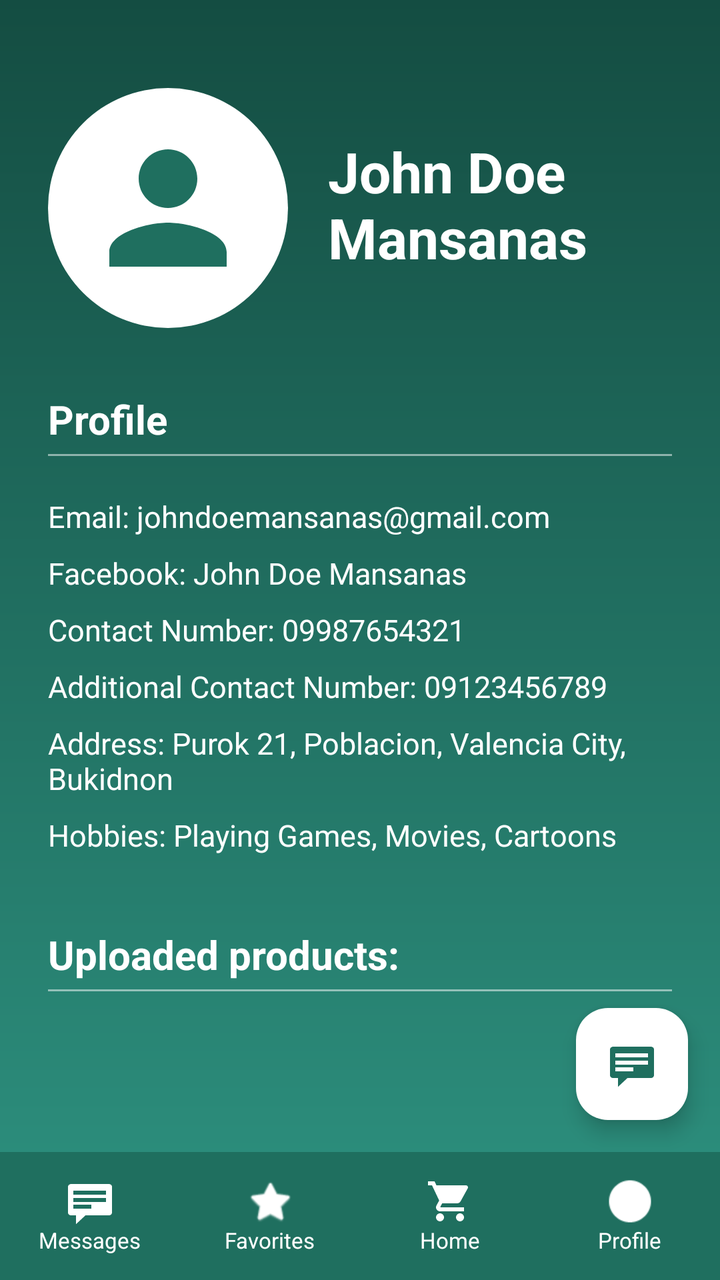
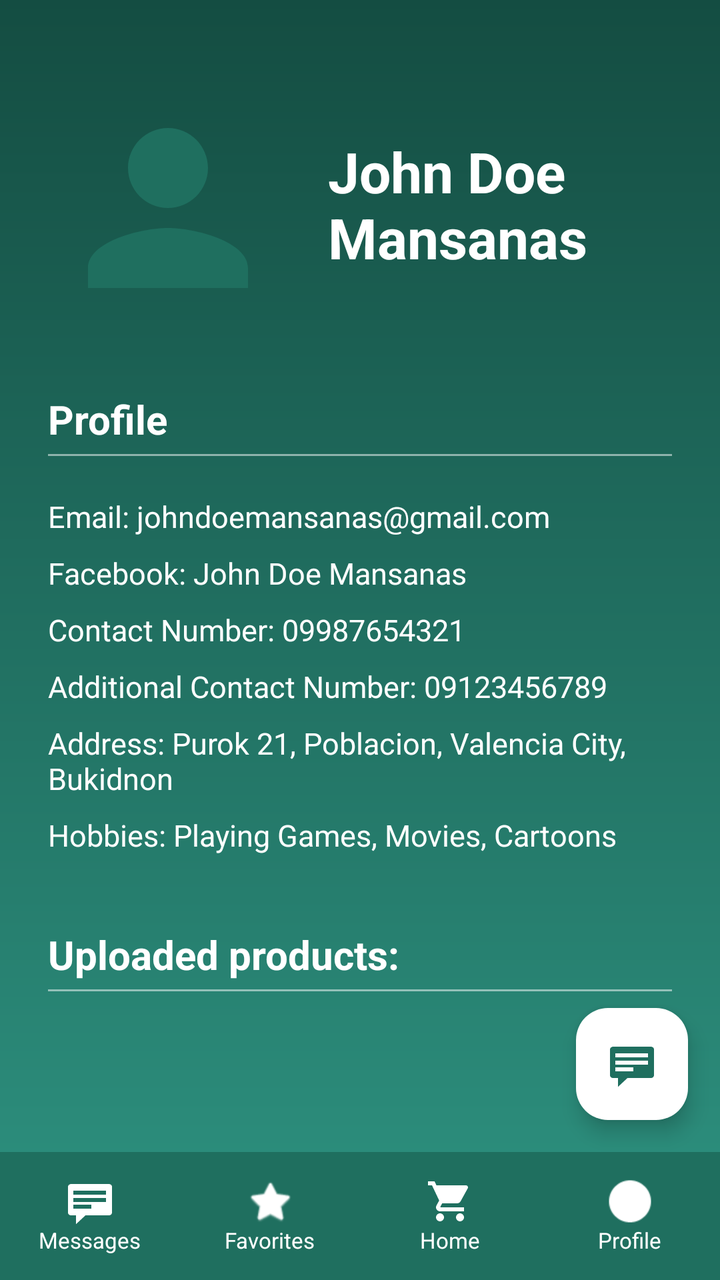

Before-and-after screenshots of an Android layout around one commit, followed by the original layout XML and the change that was made.
<!-- AndroidManifest.xml: application theme Theme.AppDevLocalBuyAndSellSystem -->
<!-- res/layout/view_other_user_profile.xml -->
<?xml version="1.0" encoding="utf-8"?>
<androidx.constraintlayout.widget.ConstraintLayout xmlns:android="http://schemas.android.com/apk/res/android"
    xmlns:app="http://schemas.android.com/apk/res-auto"
    xmlns:tools="http://schemas.android.com/tools"
    android:layout_width="match_parent"
    android:layout_height="match_parent"
    android:background="@drawable/green_gradient_bg">

    <androidx.core.widget.NestedScrollView
        android:layout_width="match_parent"
        android:layout_height="0dp"
        android:fillViewport="true"
        app:layout_constraintBottom_toTopOf="@id/bottomNavBar"
        app:layout_constraintTop_toTopOf="parent">

        <LinearLayout
            android:layout_width="match_parent"
            android:layout_height="wrap_content"
            android:orientation="vertical"
            android:padding="24dp">

            
            <androidx.constraintlayout.widget.ConstraintLayout
                android:layout_width="match_parent"
                android:layout_height="wrap_content"
                android:layout_marginTop="20dp"
                android:layout_marginBottom="32dp">

                <ImageView
                    android:id="@+id/ivOtherUserProfile"
                    android:layout_width="120dp"
                    android:layout_height="120dp"
                    android:background="@drawable/circle_white_bg"
                    android:padding="16dp"
                    android:src="@drawable/ic_user"
                    app:layout_constraintStart_toStartOf="parent"
                    app:layout_constraintTop_toTopOf="parent"
                    app:tint="#1F6F5F"
                    android:contentDescription="@string/profile_picture" />

                <TextView
                    android:id="@+id/tvOtherUserName"
                    android:layout_width="0dp"
                    android:layout_height="wrap_content"
                    android:layout_marginStart="20dp"
                    android:text="@string/default_caller_name"
                    android:textColor="#FFFFFF"
                    android:textSize="28sp"
                    android:textStyle="bold"
                    app:layout_constraintBottom_toTopOf="@id/llOtherRating"
                    app:layout_constraintEnd_toEndOf="parent"
                    app:layout_constraintStart_toEndOf="@id/ivOtherUserProfile"
                    app:layout_constraintTop_toTopOf="@id/ivOtherUserProfile"
                    app:layout_constraintVertical_chainStyle="packed" />

                <LinearLayout
                    android:id="@+id/llOtherRating"
                    android:layout_width="wrap_content"
                    android:layout_height="wrap_content"
                    android:layout_marginTop="4dp"
                    android:gravity="center_vertical"
                    android:orientation="horizontal"
                    app:layout_constraintBottom_toBottomOf="@id/ivOtherUserProfile"
                    app:layout_constraintStart_toStartOf="@id/tvOtherUserName"
                    app:layout_constraintTop_toBottomOf="@id/tvOtherUserName"/>

            </androidx.constraintlayout.widget.ConstraintLayout>

            
            <TextView
                android:layout_width="wrap_content"
                android:layout_height="wrap_content"
                android:text="@string/profile_title"
                android:textColor="#FFFFFF"
                android:textSize="20sp"
                android:textStyle="bold" />

            <View
                android:layout_width="match_parent"
                android:layout_height="1dp"
                android:layout_marginTop="4dp"
                android:background="#80FFFFFF" />

            <LinearLayout
                android:layout_width="match_parent"
                android:layout_height="wrap_content"
                android:layout_marginTop="16dp"
                android:orientation="vertical">

                <TextView
                    android:layout_width="match_parent"
                    android:layout_height="wrap_content"
                    android:paddingVertical="4dp"
                    android:text="@string/other_user_email"
                    android:textColor="#FFFFFF"
                    android:textSize="15sp" />

                <TextView
                    android:layout_width="match_parent"
                    android:layout_height="wrap_content"
                    android:paddingVertical="4dp"
                    android:text="@string/other_user_fb"
                    android:textColor="#FFFFFF"
                    android:textSize="15sp" />

                <TextView
                    android:layout_width="match_parent"
                    android:layout_height="wrap_content"
                    android:paddingVertical="4dp"
                    android:text="@string/other_user_contact"
                    android:textColor="#FFFFFF"
                    android:textSize="15sp" />

                <TextView
                    android:layout_width="match_parent"
                    android:layout_height="wrap_content"
                    android:paddingVertical="4dp"
                    android:text="@string/other_user_alt_contact"
                    android:textColor="#FFFFFF"
                    android:textSize="15sp" />

                <TextView
                    android:layout_width="match_parent"
                    android:layout_height="wrap_content"
                    android:paddingVertical="4dp"
                    android:text="@string/other_user_address"
                    android:textColor="#FFFFFF"
                    android:textSize="15sp" />

                <TextView
                    android:layout_width="match_parent"
                    android:layout_height="wrap_content"
                    android:paddingVertical="4dp"
                    android:text="@string/other_user_hobbies"
                    android:textColor="#FFFFFF"
                    android:textSize="15sp" />

            </LinearLayout>

            
            <TextView
                android:layout_width="wrap_content"
                android:layout_height="wrap_content"
                android:layout_marginTop="32dp"
                android:text="@string/uploaded_products_label"
                android:textColor="#FFFFFF"
                android:textSize="20sp"
                android:textStyle="bold" />

            <View
                android:layout_width="match_parent"
                android:layout_height="1dp"
                android:layout_marginTop="4dp"
                android:background="#80FFFFFF" />

            <androidx.recyclerview.widget.RecyclerView
                android:id="@+id/rvOtherUserProducts"
                android:layout_width="match_parent"
                android:layout_height="wrap_content"
                android:layout_marginTop="16dp"
                android:nestedScrollingEnabled="false"
                tools:listitem="@layout/item_product" />

        </LinearLayout>
    </androidx.core.widget.NestedScrollView>

    <com.google.android.material.floatingactionbutton.FloatingActionButton
        android:id="@+id/fabMessageOtherUser"
        android:layout_width="wrap_content"
        android:layout_height="wrap_content"
        android:layout_marginEnd="16dp"
        android:layout_marginBottom="16dp"
        android:src="@android:drawable/stat_notify_chat"
        app:backgroundTint="#FFFFFF"
        app:layout_constraintBottom_toTopOf="@id/bottomNavBar"
        app:layout_constraintEnd_toEndOf="parent"
        app:tint="#1F6F5F"
        android:contentDescription="Message user" />

    
    <LinearLayout
        android:id="@+id/bottomNavBar"
        android:layout_width="match_parent"
        android:layout_height="64dp"
        android:background="#1F6F5F"
        android:baselineAligned="false"
        android:orientation="horizontal"
        app:layout_constraintBottom_toBottomOf="parent">

        <LinearLayout
            android:id="@+id/navMessages"
            android:layout_width="0dp"
            android:layout_height="match_parent"
            android:layout_weight="1"
            android:gravity="center"
            android:orientation="vertical">
            <ImageView
                android:layout_width="24dp"
                android:layout_height="24dp"
                android:src="@android:drawable/stat_notify_chat"
                app:tint="#FFFFFF"
                android:contentDescription="@string/messages" />
            <TextView
                android:layout_width="wrap_content"
                android:layout_height="wrap_content"
                android:text="@string/messages"
                android:textColor="#FFFFFF"
                android:textSize="11sp" />
        </LinearLayout>

        <LinearLayout
            android:id="@+id/navFavorites"
            android:layout_width="0dp"
            android:layout_height="match_parent"
            android:layout_weight="1"
            android:gravity="center"
            android:orientation="vertical">
            <ImageView
                android:layout_width="24dp"
                android:layout_height="24dp"
                android:src="@android:drawable/btn_star_big_on"
                app:tint="#FFFFFF"
                android:contentDescription="@string/favorites" />
            <TextView
                android:layout_width="wrap_content"
                android:layout_height="wrap_content"
                android:text="@string/favorites"
                android:textColor="#FFFFFF"
                android:textSize="11sp" />
        </LinearLayout>

        <LinearLayout
            android:id="@+id/navHome"
            android:layout_width="0dp"
            android:layout_height="match_parent"
            android:layout_weight="1"
            android:gravity="center"
            android:orientation="vertical">
            <ImageView
                android:layout_width="24dp"
                android:layout_height="24dp"
                android:src="@drawable/ic_cart"
                app:tint="#FFFFFF"
                android:contentDescription="@string/home" />
            <TextView
                android:layout_width="wrap_content"
                android:layout_height="wrap_content"
                android:text="@string/home"
                android:textColor="#FFFFFF"
                android:textSize="11sp" />
        </LinearLayout>

        <LinearLayout
            android:id="@+id/navMe"
            android:layout_width="0dp"
            android:layout_height="match_parent"
            android:layout_weight="1"
            android:gravity="center"
            android:orientation="vertical">
            <ImageView
                android:layout_width="24dp"
                android:layout_height="24dp"
                android:src="@android:drawable/presence_online"
                app:tint="#FFFFFF"
                android:contentDescription="@string/me" />
            <TextView
                android:layout_width="wrap_content"
                android:layout_height="wrap_content"
                android:text="@string/me"
                android:textColor="#FFFFFF"
                android:textSize="11sp" />
        </LinearLayout>

    </LinearLayout>

</androidx.constraintlayout.widget.ConstraintLayout>
<!-- res/layout/item_product.xml (included above) -->
<?xml version="1.0" encoding="utf-8"?>
<androidx.constraintlayout.widget.ConstraintLayout xmlns:android="http://schemas.android.com/apk/res/android"
    xmlns:app="http://schemas.android.com/apk/res-auto"
    android:layout_width="match_parent"
    android:layout_height="wrap_content"
    android:layout_margin="8dp"
    android:background="@drawable/product_card_bg"
    android:padding="12dp">

    <CheckBox
        android:id="@+id/cbSelectProduct"
        android:layout_width="wrap_content"
        android:layout_height="wrap_content"
        android:visibility="gone"
        app:layout_constraintBottom_toBottomOf="@id/ivProductUserIcon"
        app:layout_constraintStart_toStartOf="parent"
        app:layout_constraintTop_toTopOf="@id/ivProductUserIcon" />

    <ImageView
        android:id="@+id/ivProductUserIcon"
        android:layout_width="20dp"
        android:layout_height="20dp"
        android:layout_marginStart="8dp"
        android:background="@drawable/circle_outline_bg"
        android:padding="3dp"
        android:src="@drawable/ic_user"
        app:layout_constraintStart_toEndOf="@id/cbSelectProduct"
        app:layout_constraintTop_toTopOf="parent"
        app:tint="#888888"
        android:contentDescription="Seller profile" />

    <TextView
        android:id="@+id/tvProductSellerName"
        android:layout_width="wrap_content"
        android:layout_height="wrap_content"
        android:layout_marginStart="6dp"
        android:text="ShopMaster"
        android:textColor="#888888"
        android:textSize="12sp"
        app:layout_constraintBottom_toBottomOf="@id/ivProductUserIcon"
        app:layout_constraintStart_toEndOf="@id/ivProductUserIcon"
        app:layout_constraintTop_toTopOf="@id/ivProductUserIcon" />

    <LinearLayout
        android:id="@+id/ratingContainer"
        android:layout_width="wrap_content"
        android:layout_height="wrap_content"
        android:gravity="center_vertical"
        android:orientation="horizontal"
        app:layout_constraintEnd_toEndOf="parent"
        app:layout_constraintTop_toTopOf="parent">

        <ImageView
            android:id="@+id/ivProductFavorite"
            android:layout_width="20dp"
            android:layout_height="20dp"
            android:layout_marginEnd="8dp"
            android:src="@drawable/ic_heart_outline"
            app:tint="#888888"
            android:contentDescription="Add to favorites" />

    </LinearLayout>

    <ImageView
        android:id="@+id/ivProductImage"
        android:layout_width="0dp"
        android:layout_height="140dp"
        android:layout_marginTop="8dp"
        android:contentDescription="Product Image"
        android:scaleType="centerInside"
        android:src="@android:drawable/ic_menu_gallery"
        android:background="#CCCCCC"
        app:layout_constraintEnd_toEndOf="parent"
        app:layout_constraintStart_toStartOf="parent"
        app:layout_constraintTop_toBottomOf="@id/ivProductUserIcon" />

    <TextView
        android:id="@+id/tvProductName"
        android:layout_width="0dp"
        android:layout_height="wrap_content"
        android:layout_marginTop="8dp"
        android:layout_marginEnd="8dp"
        android:text="Product Name"
        android:textColor="#000000"
        android:textSize="16sp"
        android:textStyle="bold"
        app:layout_constraintEnd_toStartOf="@id/tvProductPrice"
        app:layout_constraintStart_toStartOf="parent"
        app:layout_constraintTop_toBottomOf="@id/ivProductImage" />

    <TextView
        android:id="@+id/tvProductPrice"
        android:layout_width="wrap_content"
        android:layout_height="wrap_content"
        android:text="₱1,299.00"
        android:textColor="#000000"
        android:textSize="14sp"
        android:textStyle="bold"
        app:layout_constraintBottom_toBottomOf="@id/tvProductName"
        app:layout_constraintEnd_toEndOf="parent"
        app:layout_constraintTop_toTopOf="@id/tvProductName" />

    <TextView
        android:id="@+id/tvProductDesc"
        android:layout_width="wrap_content"
        android:layout_height="wrap_content"
        android:text="awdawdawdawd"
        android:textColor="#666666"
        android:textSize="12sp"
        app:layout_constraintStart_toStartOf="parent"
        app:layout_constraintTop_toBottomOf="@id/tvProductName" />

</androidx.constraintlayout.widget.ConstraintLayout>
<!-- resources referenced by this layout -->
<resources>
  <!-- drawable circle_outline_bg (drawable) -->
  <?xml version="1.0" encoding="utf-8"?>
  <shape xmlns:android="http://schemas.android.com/apk/res/android"
      android:shape="oval">
      <stroke
          android:width="1dp"
          android:color="#888888" />
      <solid android:color="@android:color/transparent"/>
  </shape>
  <!-- drawable circle_white_bg (drawable) -->
  <?xml version="1.0" encoding="utf-8"?>
  <shape xmlns:android="http://schemas.android.com/apk/res/android"
      android:shape="oval">
      <solid android:color="#FFFFFF"/>
  </shape>
  <!-- drawable green_gradient_bg (drawable) -->
  <?xml version="1.0" encoding="utf-8"?>
  <shape xmlns:android="http://schemas.android.com/apk/res/android"
      android:shape="rectangle">
      <gradient
          android:startColor="#144D42"
          android:endColor="#2E9381"
          android:angle="270" />
  </shape>
  <!-- drawable ic_heart_outline (drawable) -->
  <vector xmlns:android="http://schemas.android.com/apk/res/android"
      android:width="24dp"
      android:height="24dp"
      android:viewportWidth="24"
      android:viewportHeight="24">
      <path
          android:fillColor="#888888"
          android:pathData="M16.5,3c-1.74,0 -3.41,0.81 -4.5,2.09C10.91,3.81 9.24,3 7.5,3C4.42,3 2,5.42 2,8.5c0,3.78 3.4,6.86 8.55,11.54L12,21.35l1.45,-1.32C18.6,15.36 22,12.28 22,8.5C22,5.42 19.58,3 16.5,3zM12.1,18.55l-0.1,0.1 -0.1,-0.1C7.14,14.24 4,11.39 4,8.5C4,6.5 5.5,5 7.5,5c1.54,0 3.04,0.99 3.57,2.36h1.87C13.46,5.99 14.96,5 16.5,5c2,0 3.5,1.5 3.5,3.5C20,11.39 16.86,14.24 12.1,18.55z"/>
  </vector>
  <!-- drawable ic_user (drawable) -->
  <vector xmlns:android="http://schemas.android.com/apk/res/android"
      android:width="24dp"
      android:height="24dp"
      android:viewportWidth="24"
      android:viewportHeight="24">
      <path
          android:fillColor="#1F6F5F"
          android:pathData="M12,12c2.21,0 4,-1.79 4,-4s-1.79,-4 -4,-4 -4,1.79 -4,4 1.79,4 4,4zM12,14c-2.67,0 -8,1.34 -8,4v2h16v-2c0,-2.66 -5.33,-4 -8,-4z" />
  </vector>
  <!-- drawable product_card_bg (drawable) -->
  <?xml version="1.0" encoding="utf-8"?>
  <shape xmlns:android="http://schemas.android.com/apk/res/android"
      android:shape="rectangle">
      <solid android:color="#E0E0E0" />
      <corners android:radius="16dp" />
  </shape>
  <string name="default_caller_name">John Doe\nMansanas</string>
  <string name="favorites">Favorites</string>
  <string name="home">Home</string>
  <string name="me">Profile</string>
  <string name="messages">Messages</string>
  <string name="other_user_address">Address: Purok 21, Poblacion, Valencia City,\nBukidnon</string>
  <string name="other_user_alt_contact">Additional Contact Number: 09123456789</string>
  <string name="other_user_contact">Contact Number: 09987654321</string>
  <string name="other_user_email">Email: johndoemansanas@gmail.com</string>
  <string name="other_user_fb">Facebook: John Doe Mansanas</string>
  <string name="other_user_hobbies">Hobbies: Playing Games, Movies, Cartoons</string>
  <string name="profile_picture">Profile Picture</string>
  <string name="profile_title">Profile</string>
  <string name="uploaded_products_label">Uploaded products:</string>
  <style name="Theme.AppDevLocalBuyAndSellSystem" parent="Base.Theme.AppDevLocalBuyAndSellSystem" />
  <style name="Base.Theme.AppDevLocalBuyAndSellSystem" parent="Theme.Material3.DayNight.NoActionBar">
          
          
      </style>
  <!-- unchanged entries left out for length: 1 -->
</resources>

<!-- the commit's change to res/layout/view_other_user_profile.xml (unified diff, before → after) -->
@@ -30,12 +30,10 @@
                     android:id="@+id/ivOtherUserProfile"
                     android:layout_width="120dp"
                     android:layout_height="120dp"
-                    android:background="@drawable/circle_white_bg"
-                    android:padding="16dp"
                     android:src="@drawable/ic_user"
+                    android:scaleType="centerCrop"
                     app:layout_constraintStart_toStartOf="parent"
                     app:layout_constraintTop_toTopOf="parent"
-                    app:tint="#1F6F5F"
                     android:contentDescription="@string/profile_picture" />
 
                 <TextView
@@ -298,12 +296,10 @@
         android:layout_width="20dp"
         android:layout_height="20dp"
         android:layout_marginStart="8dp"
-        android:background="@drawable/circle_outline_bg"
-        android:padding="3dp"
+        android:scaleType="centerCrop"
         android:src="@drawable/ic_user"
         app:layout_constraintStart_toEndOf="@id/cbSelectProduct"
         app:layout_constraintTop_toTopOf="parent"
-        app:tint="#888888"
         android:contentDescription="Seller profile" />
 
     <TextView
<!-- resource entries referenced after the edit -->
@@ -1,20 +1,5 @@
 <!-- resources referenced by this layout -->
 <resources>
-  <!-- drawable circle_outline_bg (drawable) -->
-  <?xml version="1.0" encoding="utf-8"?>
-  <shape xmlns:android="http://schemas.android.com/apk/res/android"
-      android:shape="oval">
-      <stroke
-          android:width="1dp"
-          android:color="#888888" />
-      <solid android:color="@android:color/transparent"/>
-  </shape>
-  <!-- drawable circle_white_bg (drawable) -->
-  <?xml version="1.0" encoding="utf-8"?>
-  <shape xmlns:android="http://schemas.android.com/apk/res/android"
-      android:shape="oval">
-      <solid android:color="#FFFFFF"/>
-  </shape>
   <!-- drawable green_gradient_bg (drawable) -->
   <?xml version="1.0" encoding="utf-8"?>
   <shape xmlns:android="http://schemas.android.com/apk/res/android"
